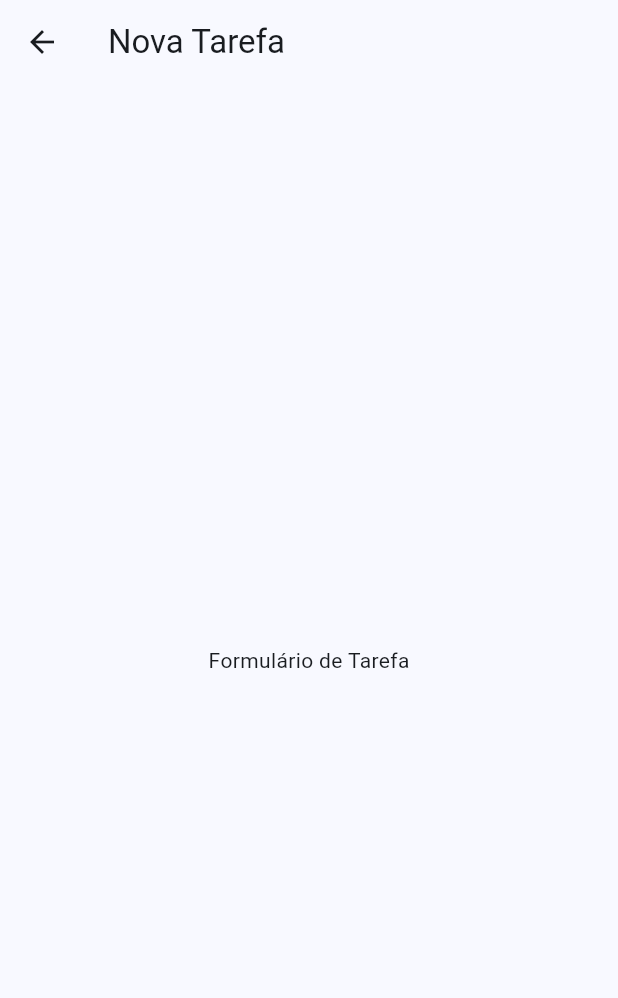
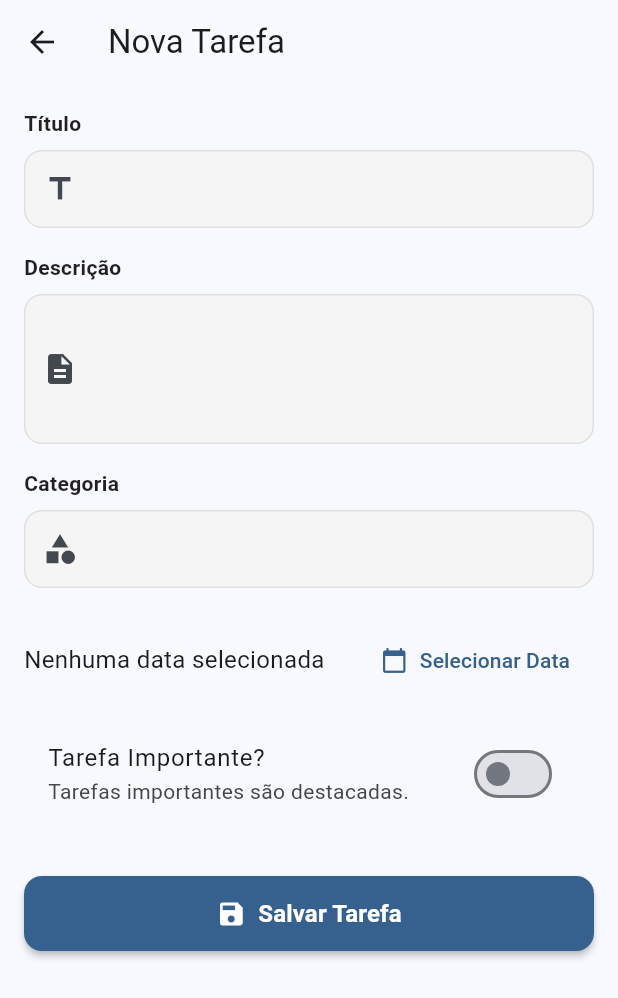
Before and after one commit to jvictorgcruz/ifsc-mobile-todolist, a Flutter app: the TaskFormScreen screen opened by its route, on a phone screen of 412 x 824 dp. Shown: the top 998 px of the screen. Run offline on Flutter 3.47's test engine with Material 3 defaults, Android fonts, the phone set to English and light mode, and no system bars; our stand-ins replace sqflite; accounts and stored records are empty.

Commit message:
feat: implement task form

```diff
--- a/lib/screens/task_form_screen.dart
+++ b/lib/screens/task_form_screen.dart
@@ -1,16 +1,200 @@
 import 'package:flutter/material.dart';
+import 'package:provider/provider.dart';
+import 'package:intl/intl.dart';
+import '../models/task.dart';
+import '../providers/task_provider.dart';
+import '../components/custom_input.dart';
+import '../components/custom_button.dart';
 
-class TaskFormScreen extends StatelessWidget {
+class TaskFormScreen extends StatefulWidget {
   const TaskFormScreen({super.key});
+
+  @override
+  State<TaskFormScreen> createState() => _TaskFormScreenState();
+}
+
+class _TaskFormScreenState extends State<TaskFormScreen> {
+  final _formKey = GlobalKey<FormState>();
+
+  final _titleController = TextEditingController();
+  final _descriptionController = TextEditingController();
+  final _categoryController = TextEditingController();
+
+  DateTime? _selectedDate;
+  bool _isImportant = false;
+
+  int? _editingId;
+  bool _isDone = false;
+  bool _isInit = true;
+
+  @override
+  void didChangeDependencies() {
+    super.didChangeDependencies();
+    if (_isInit) {
+      final taskArg = ModalRoute.of(context)?.settings.arguments as Task?;
+      if (taskArg != null) {
+        _editingId = taskArg.id;
+        _titleController.text = taskArg.title;
+        _descriptionController.text = taskArg.description;
+        _categoryController.text = taskArg.category;
+        _selectedDate = taskArg.dueDate;
+        _isImportant = taskArg.isImportant;
+        _isDone = taskArg.isDone;
+      }
+      _isInit = false;
+    }
+  }
+
+  @override
+  void dispose() {
+    _titleController.dispose();
+    _descriptionController.dispose();
+    _categoryController.dispose();
+    super.dispose();
+  }
+
+  Future<void> _selectDate(BuildContext context) async {
+    final pickedDate = await showDatePicker(
+      context: context,
+      initialDate: _selectedDate ?? DateTime.now(),
+      firstDate: DateTime(2000),
+      lastDate: DateTime(2100),
+    );
+
+    if (pickedDate != null && pickedDate != _selectedDate) {
+      setState(() {
+        _selectedDate = pickedDate;
+      });
+    }
+  }
+
+  void _submitForm() {
+    if (!_formKey.currentState!.validate()) return;
+
+    if (_selectedDate == null) {
+      ScaffoldMessenger.of(context).showSnackBar(
+        const SnackBar(content: Text('Por favor, selecione uma data prevista.')),
+      );
+      return;
+    }
+
+    final task = Task(
+      id: _editingId,
+      title: _titleController.text,
+      description: _descriptionController.text,
+      category: _categoryController.text,
+      dueDate: _selectedDate!,
+      isImportant: _isImportant,
+      isDone: _isDone,
+    );
+
+    final provider = Provider.of<TaskProvider>(context, listen: false);
+
+    if (_editingId == null) {
+      provider.addTask(task);
+    } else {
+      provider.updateTask(task);
+    }
+
+    Navigator.of(context).pop();
+  }
 
   @override
   Widget build(BuildContext context) {
     return Scaffold(
       appBar: AppBar(
-        title: const Text('Nova Tarefa'),
+        title: Text(_editingId == null ? 'Nova Tarefa' : 'Editar Tarefa'),
       ),
-      body: const Center(
-        child: Text('Formulário de Tarefa'),
+      body: Padding(
+        padding: const EdgeInsets.all(16.0),
+        child: Form(
+          key: _formKey,
+          child: SingleChildScrollView(
+            child: Column(
+              crossAxisAlignment: CrossAxisAlignment.stretch,
+              children: [
+                CustomInput(
+                  label: 'Título',
+                  controller: _titleController,
+                  icon: Icons.title,
+                  validator: (value) {
+                    if (value == null || value.trim().isEmpty) {
+                      return 'O título é obrigatório.';
+                    }
+                    return null;
+                  },
+                ),
+                const SizedBox(height: 16),
+                CustomInput(
+                  label: 'Descrição',
+                  controller: _descriptionController,
+                  icon: Icons.description,
+                  maxLines: 3,
+                  validator: (value) {
+                    if (value == null || value.trim().isEmpty) {
+                      return 'A descrição é obrigatória.';
+                    }
+                    return null;
+                  },
+                ),
+                const SizedBox(height: 16),
+                CustomInput(
+                  label: 'Categoria',
+                  controller: _categoryController,
+                  icon: Icons.category,
+                  validator: (value) {
+                    if (value == null || value.trim().isEmpty) {
+                      return 'A categoria é obrigatória.';
+                    }
+                    return null;
+                  },
+                ),
+                const SizedBox(height: 24),
+
+
+                Row(
+                  children: [
+                    Expanded(
+                      child: Text(
+                        _selectedDate == null
+                            ? 'Nenhuma data selecionada'
+                            : 'Data Prevista: ${DateFormat('dd/MM/yyyy').format(_selectedDate!)}',
+                        style: const TextStyle(fontSize: 16),
+                      ),
+                    ),
+                    TextButton.icon(
+                      icon: const Icon(Icons.calendar_today),
+                      label: const Text('Selecionar Data'),
+                      onPressed: () => _selectDate(context),
+                    ),
+                  ],
+                ),
+                const SizedBox(height: 16),
+
+
+                SwitchListTile(
+                  title: const Text('Tarefa Importante?'),
+                  subtitle: const Text('Tarefas importantes são destacadas.'),
+                  value: _isImportant,
+                  activeTrackColor: Colors.red[100],
+                  activeThumbColor: Colors.redAccent,
+                  onChanged: (value) {
+                    setState(() {
+                      _isImportant = value;
+                    });
+                  },
+                ),
+                const SizedBox(height: 32),
+
+                CustomButton(
+                  label: 'Salvar Tarefa',
+                  icon: Icons.save,
+                  onPressed: _submitForm,
+                ),
+              ],
+            ),
+          ),
+        ),
       ),
     );
   }
```
